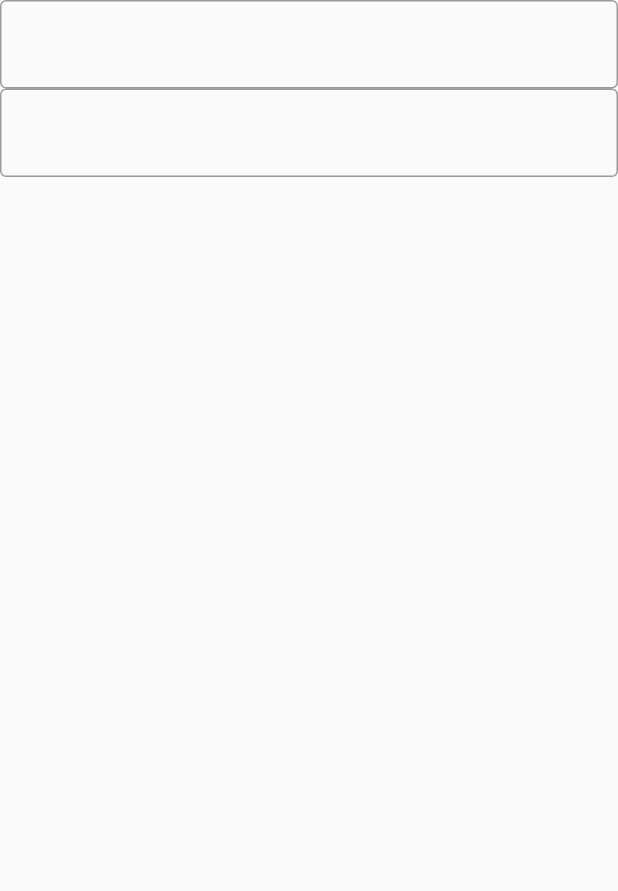
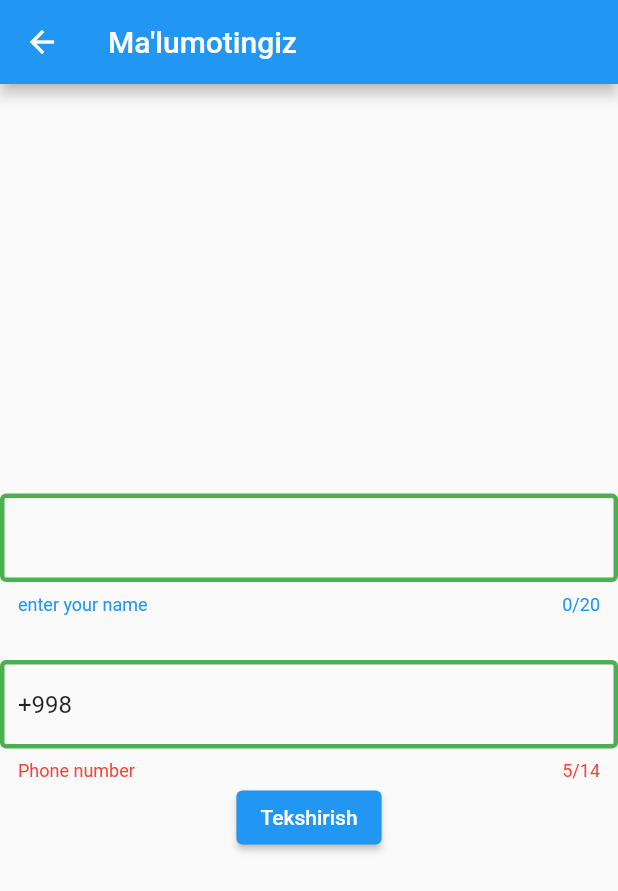
Before and after one commit to adhamniyozboyev/cars_project, a Flutter app: the ThirdPage screen opened directly, on a phone screen of 412 x 824 dp. Shown: the top 891 px of the screen. Run offline on Flutter 3.47's test engine with Material 2 defaults, Android fonts, the phone set to English and light mode, and no system bars.

Commit message:
I think finish app

```diff
--- a/lib/screens/thirdPage.dart
+++ b/lib/screens/thirdPage.dart
@@ -1,24 +1,84 @@
 import 'package:flutter/material.dart';
 import 'package:flutter/src/widgets/framework.dart';
 import 'package:flutter/src/widgets/placeholder.dart';
+import 'final.dart';
 
-class ThirdPage extends StatelessWidget {
-  const ThirdPage({super.key});
+class ThirdPage extends StatefulWidget {
+  ThirdPage({super.key});
+
+  @override
+  State<ThirdPage> createState() => _ThirdPageState();
+}
+
+class _ThirdPageState extends State<ThirdPage> {
+  TextEditingController controller = TextEditingController();
+
+  TextEditingController controller1 = TextEditingController(text: '+998 ');
+
+  String data = '';
 
   @override
   Widget build(BuildContext context) {
     return Scaffold(
+      appBar: AppBar(
+        title: Text('Ma\'lumotingiz '),
+      ),
       body: Center(
-          child: Column(
-        children: [
-          TextField(
-            decoration: InputDecoration(border: OutlineInputBorder()),
-          ),
-          TextField(
-            decoration: InputDecoration(border: OutlineInputBorder()),
-          )
-        ],
-      )),
+        child: Column(
+          mainAxisAlignment: MainAxisAlignment.center,
+          children: [
+            Text(
+              data,
+              style: TextStyle(fontSize: 15, color: Colors.red),
+            ),
+            TextField(
+              keyboardType: TextInputType.text,
+              maxLength: 20,
+              controller: controller,
+              decoration: InputDecoration(
+                  helperStyle: TextStyle(color: Colors.blue),
+                  enabled: true,
+                  enabledBorder: OutlineInputBorder(
+                      borderSide: BorderSide(color: Colors.green, width: 3)),
+                  helperText: 'enter your name',
+                  border: OutlineInputBorder()),
+            ),
+            SizedBox(
+              height: 30,
+            ),
+            TextField(
+              keyboardType: TextInputType.phone,
+              maxLength: 14,
+              controller: controller1,
+              decoration: InputDecoration(
+                  helperStyle: TextStyle(color: Colors.red),
+                  enabled: true,
+                  enabledBorder: OutlineInputBorder(
+                      borderSide: BorderSide(color: Colors.green, width: 3)),
+                  helperText: 'Phone number',
+                  border: OutlineInputBorder()),
+            ),
+            ElevatedButton(
+                onPressed: () {
+                  // controller.text.length>0?Text('data'):controller.text.length==0;
+                  if (controller.text.length > 0 &&
+                      /* controller.text.length <= 20&& */ controller1
+                              .text.length ==
+                          14) {
+                    Navigator.pushNamed(context, 'final');
+                  } else {
+                    setState(() {
+                      data =
+                          'Iltimos ma\'lumotingizni tekshiring to`ldirilmagan bo\'ishi mumkin!!!';
+                    });
+                  }
+
+                  // Text('data');
+                },
+                child: Text('Tekshirish'))
+          ],
+        ),
+      ),
     );
   }
 }
```
Also changed, not shown: lib/main.dart (+8 -4 lines), lib/screens/final.dart (added, +40 -0 lines), lib/screens/secondPage.dart (+10 -6 lines).
